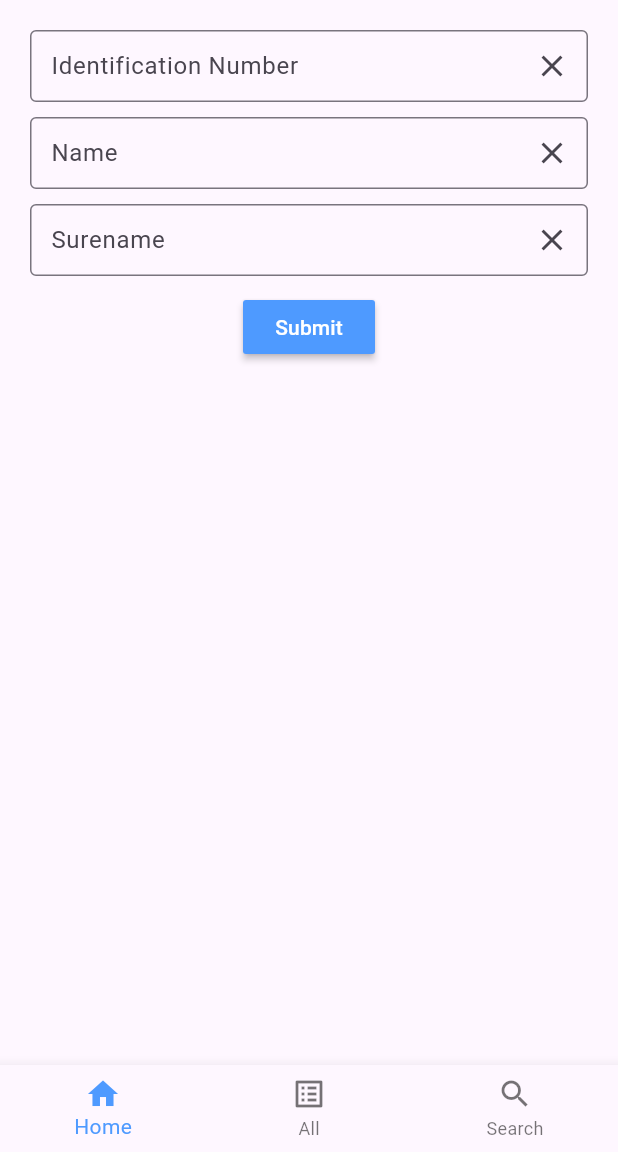
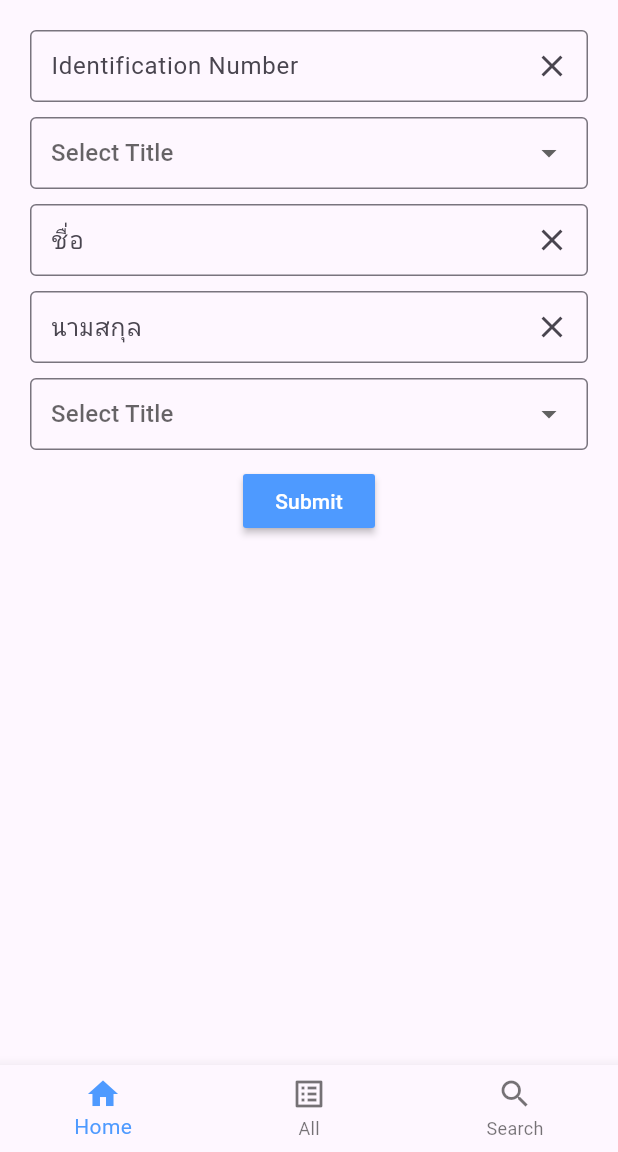
Before and after one commit to chtah/identification_mobile, a Flutter app: the screen it shows after launch, on a phone screen of 412 x 824 dp, the part 84-1236 px from its top. Run offline on Flutter 3.47's test engine with Material 3 defaults, Android fonts, the phone set to English and light mode, and no system bars.

Commit message:
add custom dropdown widget

```diff
--- a/lib/home.dart
+++ b/lib/home.dart
@@ -1,5 +1,6 @@
 import 'package:flutter/material.dart';
 import 'package:identification_mobile/widgets/customform_field.dart';
+import 'package:identification_mobile/widgets/customdropdownform_field.dart';
 
 class Home extends StatefulWidget {
   const Home({super.key});
@@ -12,8 +13,10 @@ class Home extends StatefulWidget {
 
 class _Home extends State<Home> {
   final _identificationNumberController = TextEditingController();
-  final _nameController = TextEditingController();
-  final _surenameController = TextEditingController();
+  String _titleThaiController = '';
+  String _titleEngController = '';
+  final _nameThaiController = TextEditingController();
+  final _surenameThaiController = TextEditingController();
 
   String userPost = '';
 
@@ -29,21 +32,45 @@ class _Home extends State<Home> {
               type: 'number',
               controller: _identificationNumberController,
             ),
+            CustomDropdownFormField(
+                itemList: const ['นาย', 'นาง', 'นางสาว'],
+                controller: _titleThaiController,
+                onChange: (value) {
+                  if (value != null) {
+                    setState(
+                      () {
+                        _titleThaiController = value;
+                      },
+                    );
+                  }
+                }),
             CustomFormField(
-              label: 'Name',
+              label: 'ชื่อ',
               type: 'text',
-              controller: _nameController,
+              controller: _nameThaiController,
             ),
             CustomFormField(
-              label: 'Surename',
+              label: 'นามสกุล',
               type: 'text',
-              controller: _surenameController,
+              controller: _surenameThaiController,
             ),
+            CustomDropdownFormField(
+                itemList: const ['Mr.', 'Mrs.', 'Miss'],
+                controller: _titleEngController,
+                onChange: (value) {
+                  if (value != null) {
+                    setState(
+                      () {
+                        _titleEngController = value;
+                      },
+                    );
+                  }
+                }),
             MaterialButton(
               onPressed: () {
                 setState(() {
                   userPost =
-                      '{id : ${_identificationNumberController.text}, name : ${_nameController.text}, surename : ${_surenameController.text}}';
+                      '{id : ${_identificationNumberController.text}, name : ${_nameThaiController.text}, surename : ${_surenameThaiController.text}}, title_thai : $_titleThaiController';
                 });
               },
               color: const Color.fromARGB(255, 78, 154, 255),
--- /dev/null
+++ b/lib/widgets/customdropdownform_field.dart
@@ -0,0 +1,43 @@
+import 'package:flutter/material.dart';
+
+class CustomDropdownFormField extends StatelessWidget {
+  const CustomDropdownFormField(
+      {super.key,
+      required this.itemList,
+      required this.controller,
+      required this.onChange});
+
+  final List<String> itemList;
+  final String controller;
+  final void Function(dynamic) onChange;
+
+  @override
+  Widget build(BuildContext context) {
+    return Column(
+      children: [
+        InputDecorator(
+          decoration: const InputDecoration(
+              contentPadding: EdgeInsets.symmetric(vertical: 0, horizontal: 10),
+              border: OutlineInputBorder()),
+          child: DropdownButtonHideUnderline(
+            child: DropdownButton(
+              items: itemList.map(
+                (value) {
+                  return DropdownMenuItem<String>(
+                    value: value,
+                    child: Text(value),
+                  );
+                },
+              ).toList(),
+              hint: Text(controller.isEmpty ? 'Select Title' : controller),
+              onChanged: onChange,
+            ),
+          ),
+        ),
+        const SizedBox(
+          height: 10,
+        ),
+      ],
+    );
+  }
+}
```
